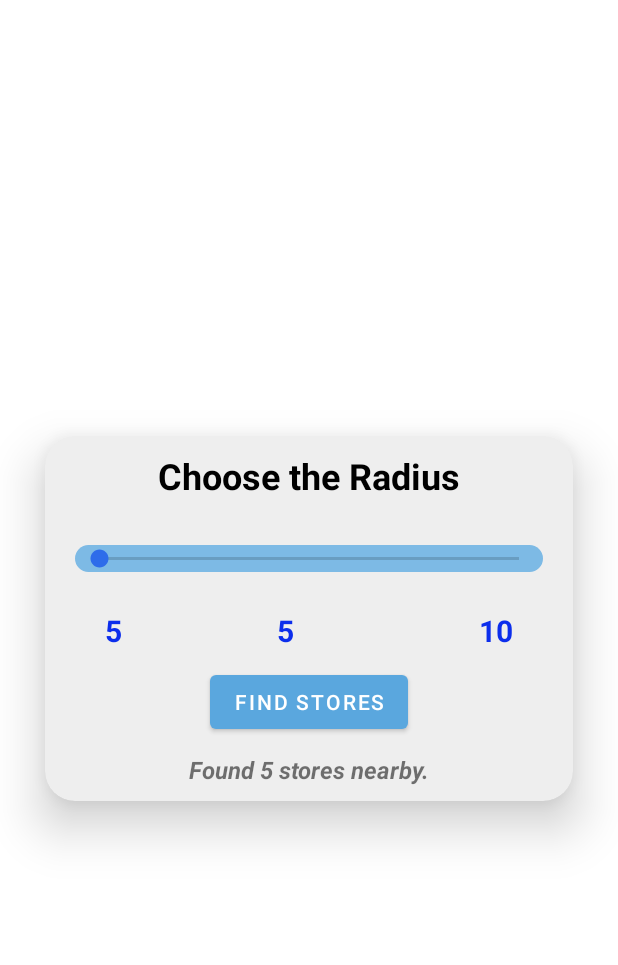
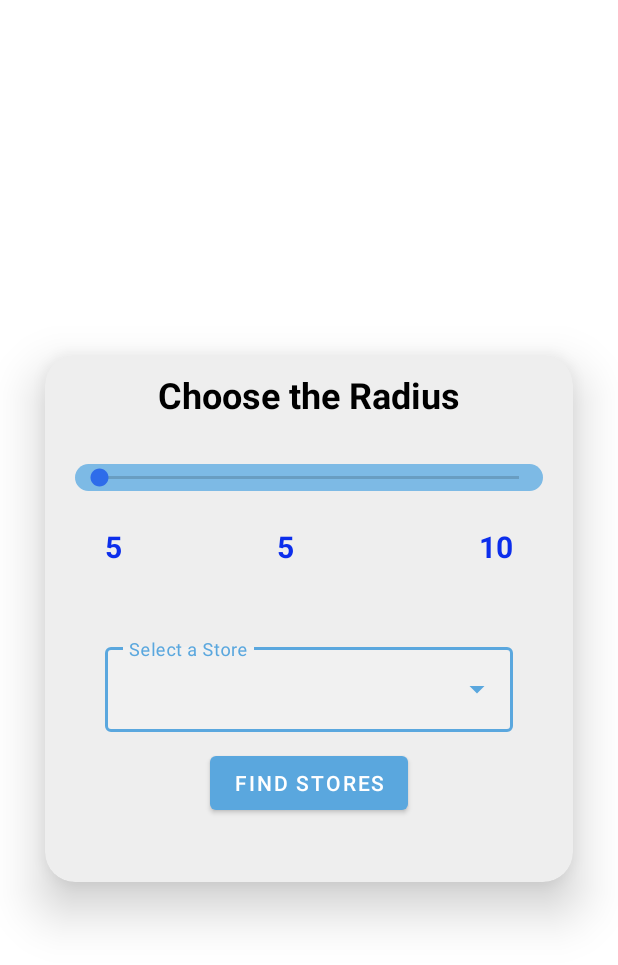
Before and after one commit to susmitha-reddy/FinalApp, an Android app: the layout filter_dailog_layout.xml on its own in the app's theme, with its tools: preview values and no code run, on a phone screen of 412 x 824 dp. Shown: the top 965 px of the screen. Run offline under Robolectric (Android 15) with nearby library versions, the phone set to English and light mode, and no system bars.

Commit message:
Saving the shopping cart to database and displaying the selected store information

```diff
--- a/app/src/main/AndroidManifest.xml
+++ b/app/src/main/AndroidManifest.xml
@@ -51,7 +51,9 @@
             android:exported="false" />
         <activity
             android:name=".SearchActivity"
-            android:exported="false" />
+            android:windowSoftInputMode="adjustPan"
+
+        android:exported="false" />
         <activity
             android:name=".HomeActivity"
             android:exported="false" />
--- a/app/src/main/res/layout/filter_dailog_layout.xml
+++ b/app/src/main/res/layout/filter_dailog_layout.xml
@@ -63,13 +63,13 @@
                 android:textSize="20dp"
                 android:textColor="#0C2EEC"
                 app:layout_constraintHorizontal_bias="0"
-                app:layout_constraintVertical_bias="0.2"
+                app:layout_constraintVertical_bias="0.1"
                 android:layout_marginStart="20dp"
                 app:layout_constraintEnd_toEndOf="@+id/seekBar"
                 app:layout_constraintStart_toStartOf="@+id/seekBar"
                 app:layout_constraintBottom_toBottomOf="parent"
                 app:layout_constraintTop_toBottomOf="@id/seekBar"
-                tools:layout_editor_absoluteY="93dp" />
+                />
 
             <TextView
                 android:id="@+id/maxValue"
@@ -80,13 +80,13 @@
                 android:textSize="20dp"
                 android:textColor="#0C2EEC"
                 app:layout_constraintHorizontal_bias="1"
-                app:layout_constraintVertical_bias="0.2"
+                app:layout_constraintVertical_bias="0.1"
                 android:layout_marginEnd="20dp"
                 app:layout_constraintEnd_toEndOf="@+id/seekBar"
                 app:layout_constraintStart_toStartOf="@+id/seekBar"
                 app:layout_constraintBottom_toBottomOf="parent"
                 app:layout_constraintTop_toBottomOf="@id/seekBar"
-                tools:layout_editor_absoluteY="93dp" />
+                 />
 
 
             <TextView
@@ -97,7 +97,7 @@
                 android:textStyle="bold"
                 android:textSize="20dp"
                 android:textColor="#0C2EEC"
-                app:layout_constraintVertical_bias="0.2"
+                app:layout_constraintVertical_bias="0.1"
                 android:layout_marginEnd="20dp"
                 app:layout_constraintStart_toEndOf="@id/minValue"
                 app:layout_constraintEnd_toStartOf="@id/maxValue"
@@ -112,7 +112,7 @@
                 android:text="Find Stores"
                 android:layout_marginTop="10dp"
                 app:layout_constraintVertical_bias="0"
-                app:layout_constraintTop_toBottomOf="@id/selectedValue"
+                app:layout_constraintTop_toBottomOf="@id/store_list"
                 app:layout_constraintBottom_toBottomOf="parent"
                 app:layout_constraintStart_toStartOf="parent"
                 app:layout_constraintEnd_toEndOf="parent"/>
@@ -123,7 +123,7 @@
                 android:layout_height="wrap_content"
                 android:layout_marginTop="10dp"
                 android:layout_marginBottom="10dp"
-                android:text="Found 5 stores nearby."
+                android:text=""
                 android:textSize="16dp"
                 android:textStyle="italic|bold"
                 app:layout_constraintTop_toBottomOf="@id/find_stores"
@@ -131,9 +131,33 @@
                 app:layout_constraintStart_toStartOf="parent"
                 app:layout_constraintEnd_toEndOf="parent"/>
 
+            <com.google.android.material.textfield.TextInputLayout
+                android:id="@+id/store_list"
+                android:layout_width="match_parent"
+                android:layout_height="wrap_content"
+                android:hint="Select a Store"
+                android:layout_marginStart="40dp"
+                android:layout_marginEnd="40dp"
+                android:layout_marginBottom="20dp"
+                style="@style/Widget.MaterialComponents.TextInputLayout.OutlinedBox.ExposedDropdownMenu"
+                app:layout_constraintTop_toBottomOf="@id/selectedValue"
+                app:layout_constraintBottom_toTopOf="@id/stores_found"
+                app:layout_constraintStart_toStartOf="parent"
+                app:layout_constraintEnd_toEndOf="parent">
+
+                <AutoCompleteTextView
+                    android:id="@+id/store_dropdown"
+                    android:layout_width="match_parent"
+                    android:layout_height="wrap_content"
+                    android:inputType="none"/>
+
+            </com.google.android.material.textfield.TextInputLayout>
+
 
         </androidx.constraintlayout.widget.ConstraintLayout>
 
     </androidx.cardview.widget.CardView>
 
+
+
 </androidx.constraintlayout.widget.ConstraintLayout>
```
Also changed, not shown: app/src/main/java/com/example/smartcart/FilterDialog.java (+43 -4 lines), app/src/main/java/com/example/smartcart/LocationService.java (+8 -3 lines), app/src/main/res/layout/activity_search.xml (+9 -6 lines).
